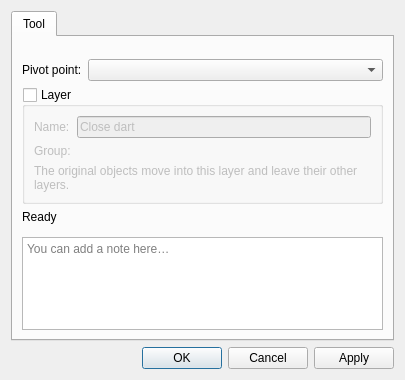
First picture: the form in src/libs/vtools/dialogs/tools/odialogclosedart.ui, repository equinox-patterns/Ostara, before the edit.
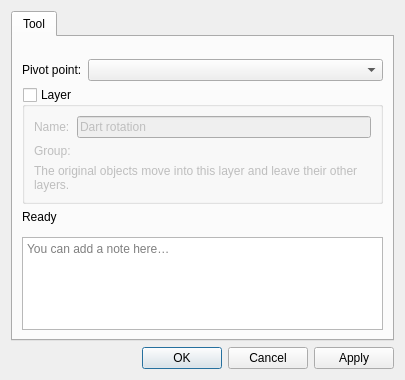
Second picture: the form after the edit. Icons and pictures are not drawn. Custom widgets are drawn as their Qt base class.

The edit to the form file:
```diff
--- a/src/libs/vtools/dialogs/tools/odialogclosedart.ui
+++ b/src/libs/vtools/dialogs/tools/odialogclosedart.ui
@@ -103,7 +103,7 @@
           <item row="0" column="1">
            <widget class="QLineEdit" name="lineEditVisibilityGroup">
             <property name="text">
-             <string>Close dart</string>
+             <string>Dart rotation</string>
             </property>
            </widget>
           </item>
```
Left out of the diff: 2 changed lines with no effect on the pictures.
